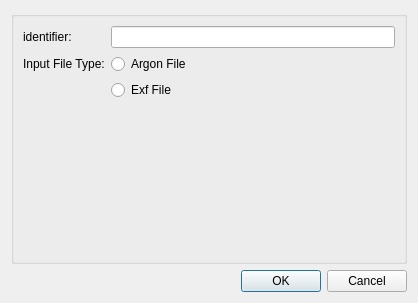
First picture: the form in mapclientplugins/argonviewerstep/qt/configuredialog.ui, repository hsorby/mapclientplugins.argonviewerstep, before the edit.
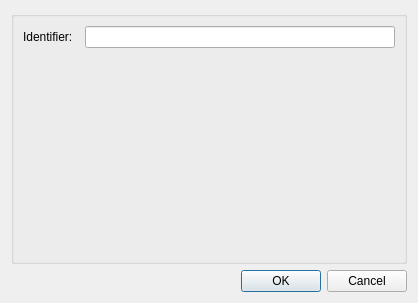
Second picture: the form after the edit.

Commit message: Improve use of Argon widgets.

```diff
--- a/mapclientplugins/argonviewerstep/qt/configuredialog.ui
+++ b/mapclientplugins/argonviewerstep/qt/configuredialog.ui
@@ -33,33 +33,12 @@
       <item row="0" column="0">
        <widget class="QLabel" name="label0">
         <property name="text">
-         <string>identifier:  </string>
+         <string>Identifier:  </string>
         </property>
        </widget>
       </item>
       <item row="0" column="1">
-       <widget class="QLineEdit" name="lineEdit0"/>
-      </item>
-      <item row="1" column="1">
-       <widget class="QRadioButton" name="argonFile_rb">
-        <property name="text">
-         <string>Argon File</string>
-        </property>
-       </widget>
-      </item>
-      <item row="2" column="1">
-       <widget class="QRadioButton" name="exfFile_rb">
-        <property name="text">
-         <string>Exf File</string>
-        </property>
-       </widget>
-      </item>
-      <item row="1" column="0">
-       <widget class="QLabel" name="label">
-        <property name="text">
-         <string>Input File Type:</string>
-        </property>
-       </widget>
+       <widget class="QLineEdit" name="lineEditIdentifier"/>
       </item>
      </layout>
     </widget>
```
Left out of the diff: 2 changed lines with no effect on the pictures. The commit also changes 6 other files.
